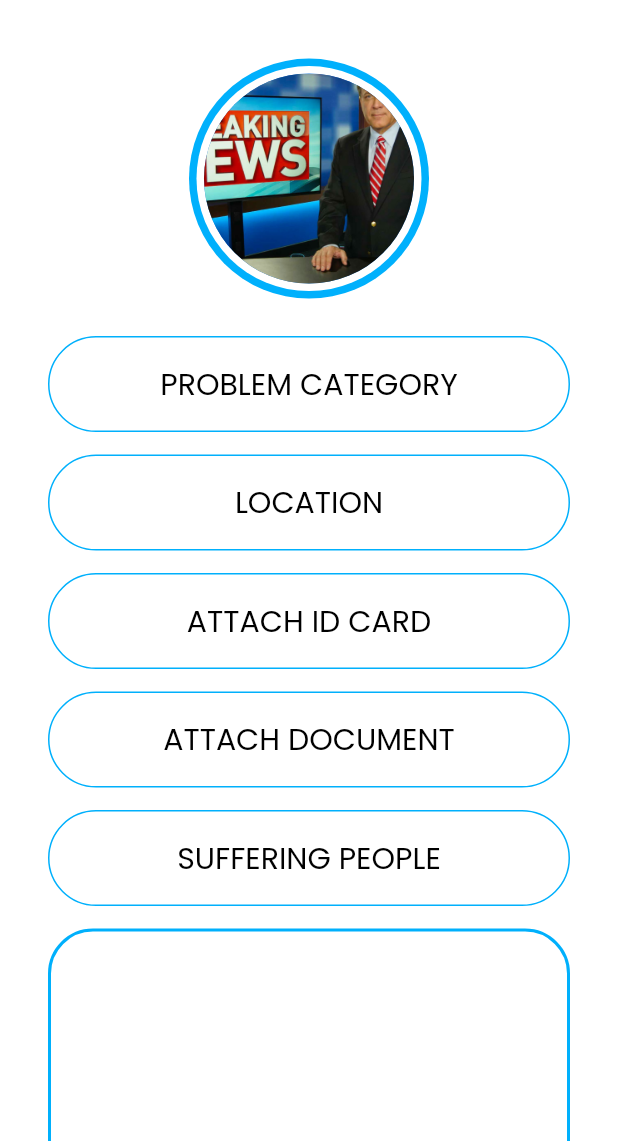
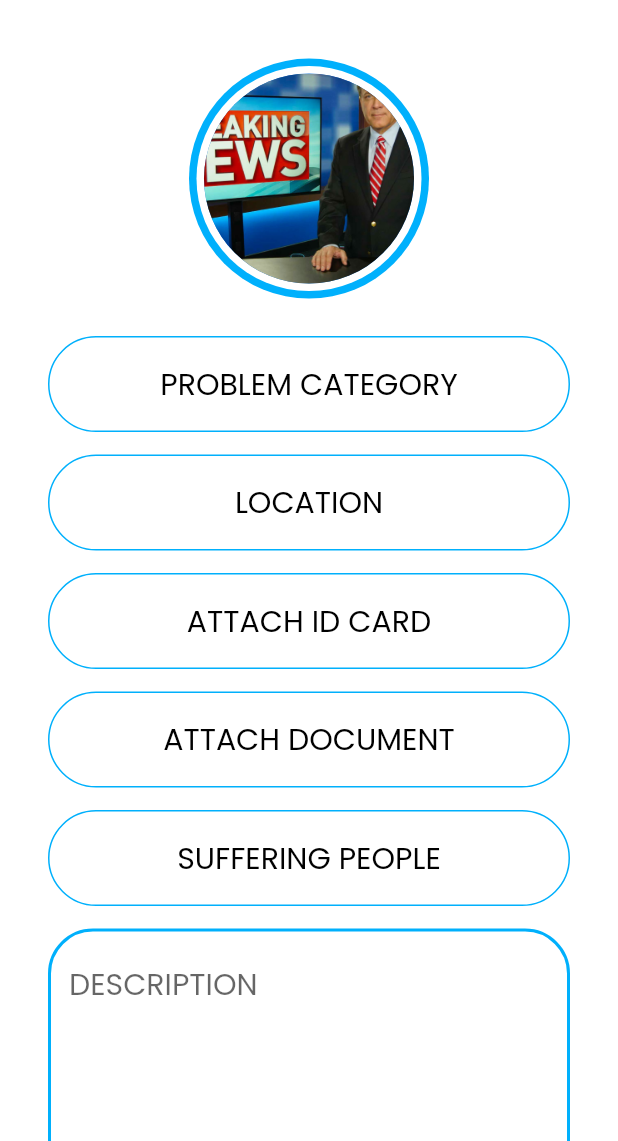
Before and after one commit to protimjoy/nabeen, a Flutter app: the screen it shows after launch, on a phone screen of 412 x 824 dp, the part 95-1236 px from its top. Run offline on Flutter 3.47's test engine with Material 2 defaults, Android fonts, the phone set to English and light mode, and no system bars; our stand-ins replace carousel_slider, curved_navigation_bar, dropdown_button2, google_fonts, marquee.

Commit message:
All Project

```diff
--- a/lib/screen/voluntary_service.dart
+++ b/lib/screen/voluntary_service.dart
@@ -13,8 +13,16 @@ class VolutaryService extends StatefulWidget {
 
 class _VolutaryServiceState extends State<VolutaryService> {
   TextEditingController v_description = TextEditingController();
+  static List<String> v_services = [
+    'PROBLEM CATEGORY',
+    'LOCATION',
+    'ATTACH ID CARD',
+    'ATTACH DOCUMENT',
+    'SUFFERING PEOPLE'
+  ];
   @override
   Widget build(BuildContext context) {
+    var width = MediaQuery.of(context).size.width;
     return SafeArea(
       child: Scaffold(
         body: Column(
@@ -28,8 +36,10 @@ class _VolutaryServiceState extends State<VolutaryService> {
                   child: Padding(
                     padding: const EdgeInsets.symmetric(vertical: 20.0),
                     child: Column(
+                      crossAxisAlignment: CrossAxisAlignment.start,
                       children: [
-                        CircleAvatar(
+                        Center(
+                          child: CircleAvatar(
                             backgroundColor: customSkyBlue,
                             radius: 80,
                             child: CircleAvatar(
@@ -38,6 +48,7 @@ class _VolutaryServiceState extends State<VolutaryService> {
                               child: CircleAvatar(
                                 backgroundImage: AssetImage("images/newsImage.png"),
                                 radius: 70,
+                              ),
                             ),
                           ),
                         ),
@@ -52,8 +63,8 @@ class _VolutaryServiceState extends State<VolutaryService> {
                         SizedBox(height: 15),
                         CustomButton(onTap: (){}, fontsize: 20, textColor: black, backgroundColor: white, borderColor: customSkyBlue, height: 64, width: 348, text: "SUFFERING PEOPLE", FontWeight: fw400),
                         SizedBox(height: 15),
-
-                        Container(
+                        Center(
+                          child: Container(
                             height: 184,
                             width: 348,
                             decoration: BoxDecoration(
@@ -64,9 +75,11 @@ class _VolutaryServiceState extends State<VolutaryService> {
                               style: nabeenFontStyle(20, black, fw400),
                               maxLines: 6,
                               decoration: InputDecoration(
+                                hintText: "DESCRIPTION",
                                   border: OutlineInputBorder(
                                     borderSide: BorderSide.none
                                   )
+                              ),
                             ),
                           ),
                         ),
--- a/lib/widget/custom_button.dart
+++ b/lib/widget/custom_button.dart
@@ -28,6 +28,7 @@ class CustomButton extends StatelessWidget {
   Widget build(BuildContext context) {
     return GestureDetector(
       onTap: onTap,
+      child: Center(
         child: Container(
           width: width,
           height: height,
@@ -41,6 +42,7 @@ class CustomButton extends StatelessWidget {
             )
           ),
         ),
+      ),
     );
   }
 }
```
Lines whose indentation alone changed are shown as unchanged.
